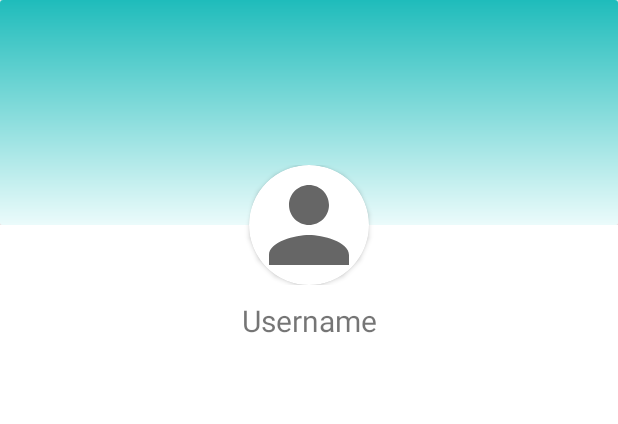
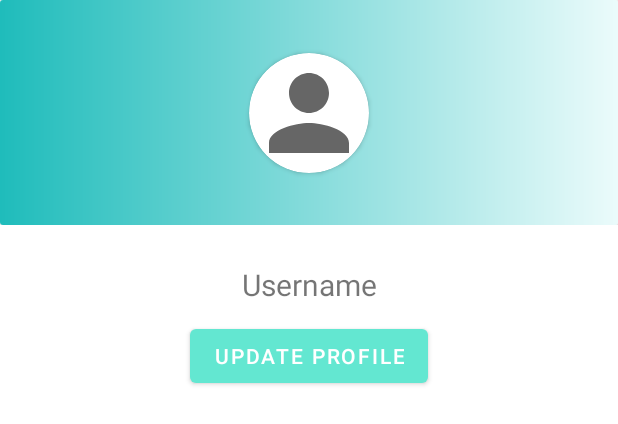
Before and after one commit to Speedwagon-Org/TutorMe, an Android app: the layout fragment_profile_nav.xml on its own in the app's theme, with its tools: preview values and no code run, on a phone screen of 412 x 824 dp. Shown: the top 424 px of the screen. Run offline under Robolectric (Android 15) with nearby library versions, the phone set to English and light mode, and no system bars.

Commit message:
Update On Profile

```diff
--- a/app/src/main/AndroidManifest.xml
+++ b/app/src/main/AndroidManifest.xml
@@ -4,7 +4,7 @@
 
     <application
         android:allowBackup="true"
-        android:icon="@mipmap/ic_launcher"
+        android:icon="@drawable/icon_app"
         android:label="@string/app_name"
         android:roundIcon="@mipmap/ic_launcher_round"
         android:supportsRtl="true"
--- a/app/src/main/res/drawable/background_profile_color.xml
+++ b/app/src/main/res/drawable/background_profile_color.xml
@@ -2,6 +2,5 @@
 <shape xmlns:android="http://schemas.android.com/apk/res/android">
     <gradient
         android:startColor="#1FBCBB"
-        android:endColor="@color/polar"
-        android:angle="@integer/material_motion_duration_long_1"/>
+        android:endColor="@color/polar"/>
 </shape>
--- a/app/src/main/res/layout/fragment_profile_nav.xml
+++ b/app/src/main/res/layout/fragment_profile_nav.xml
@@ -1,5 +1,5 @@
 <?xml version="1.0" encoding="utf-8"?>
-<LinearLayout xmlns:android="http://schemas.android.com/apk/res/android"
+<androidx.constraintlayout.widget.ConstraintLayout xmlns:android="http://schemas.android.com/apk/res/android"
     xmlns:tools="http://schemas.android.com/tools"
     android:layout_width="match_parent"
     android:layout_height="match_parent"
@@ -7,38 +7,32 @@
     android:orientation="vertical"
     tools:context=".profile_nav">
 
-    <RelativeLayout
+
+    <LinearLayout
+        android:id="@+id/relativeLayout"
         android:layout_width="match_parent"
-        android:layout_height="wrap_content">
+        android:layout_height="150dp"
+        app:layout_constraintEnd_toEndOf="parent"
+        app:layout_constraintStart_toStartOf="parent"
+        app:layout_constraintTop_toTopOf="parent">
 
         <androidx.cardview.widget.CardView
             android:layout_width="match_parent"
-            android:layout_height="150dp"
+            android:layout_height="match_parent"
             android:background="@color/teal_700">
+
             <LinearLayout
                 android:layout_width="match_parent"
                 android:layout_height="match_parent"
-                android:orientation="vertical"
-                android:background="@drawable/background_profile_color">
-
-            </LinearLayout>
-        </androidx.cardview.widget.CardView>
-    </RelativeLayout>
-
-    <RelativeLayout
-        android:layout_width="match_parent"
-        android:layout_height="wrap_content"
-        android:layout_marginTop="-40dp">
-
-        <LinearLayout
-            android:layout_width="match_parent"
-            android:layout_height="wrap_content"
+                android:background="@drawable/background_profile_color"
                 android:orientation="vertical">
 
                 <androidx.cardview.widget.CardView
                     android:layout_width="wrap_content"
                     android:layout_height="wrap_content"
                     android:layout_gravity="center"
+                    android:layout_marginTop="35dp"
+                    android:layout_marginBottom="20dp"
                     app:cardCornerRadius="50dp">
 
                     <ImageView
@@ -46,20 +40,37 @@
                         android:layout_height="80dp"
                         android:background="@drawable/ic_baseline_person_24" />
                 </androidx.cardview.widget.CardView>
+
             </LinearLayout>
 
-    </RelativeLayout>
+        </androidx.cardview.widget.CardView>
+    </LinearLayout>
 
-    <RelativeLayout
-        android:layout_width="match_parent"
-        android:layout_height="wrap_content">
-        <TextView
+    <LinearLayout
         android:layout_width="match_parent"
         android:layout_height="wrap_content"
+        android:layout_marginTop="16dp"
+        android:orientation="vertical"
+        app:layout_constraintEnd_toEndOf="parent"
+        app:layout_constraintStart_toStartOf="parent"
+        app:layout_constraintTop_toBottomOf="@+id/relativeLayout">
+
+        <TextView
+            android:id="@+id/usernameid"
+            android:layout_width="match_parent"
+            android:layout_height="wrap_content"
+            android:layout_marginTop="10dp"
+            android:gravity="center"
             android:text="Username"
-            android:textSize="20dp"
-            android:gravity="center"
-            android:layout_marginTop="10dp"/>
-    </RelativeLayout>
+            android:textSize="20sp" />
 
+        <Button
+            android:id="@+id/UpdateProfileBtn"
+            android:layout_width="wrap_content"
+            android:layout_height="wrap_content"
+            android:layout_gravity="center"
+            android:layout_marginTop="10dp"
+            android:text="Update profile" />
     </LinearLayout>
+
+</androidx.constraintlayout.widget.ConstraintLayout>
```
Also changed, not shown: app/src/main/java/com/speedwagon/tutorme/UpdateProfileFragment.kt (added, +52 -0 lines), app/src/main/java/com/speedwagon/tutorme/profile_nav.kt (+38 -41 lines), app/src/main/res/drawable/ic_baseline_arrow_back_24.xml (added, +11 -0 lines), app/src/main/res/layout/activity_main.xml (+15 -2 lines), app/src/main/res/layout/fragment_update_profile.xml (added, +69 -0 lines), app/src/main/res/drawable-v24/logo.png (deleted), app/src/main/res/drawable/icon_app.png (added), app/src/main/res/drawable/logo.png (added). Lines whose indentation alone changed are shown as unchanged.
